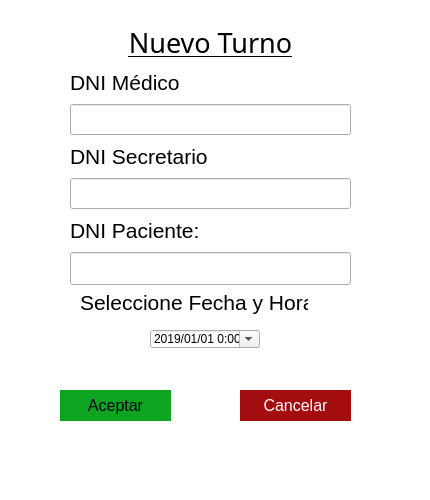
Above: View/Ventana_Turnos.ui from BermudezK/consultsoft before the change. Below: the same form after it.
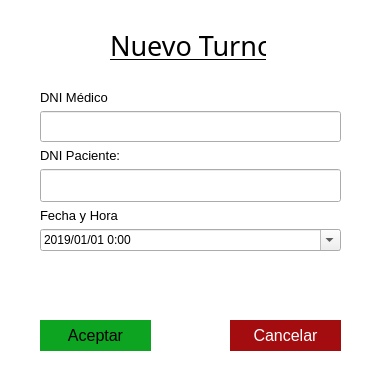
That is the form after the change.

```diff
--- a/View/Ventana_Turnos.ui
+++ b/View/Ventana_Turnos.ui
@@ -6,8 +6,8 @@
    <rect>
     <x>0</x>
     <y>0</y>
-    <width>430</width>
-    <height>500</height>
+    <width>387</width>
+    <height>390</height>
    </rect>
   </property>
   <property name="sizeIncrement">
@@ -38,8 +38,8 @@
   <widget class="QPushButton" name="BotonAceptar">
    <property name="geometry">
     <rect>
-     <x>60</x>
-     <y>390</y>
+     <x>40</x>
+     <y>320</y>
      <width>111</width>
      <height>31</height>
     </rect>
@@ -65,72 +65,11 @@
     <string>Aceptar</string>
    </property>
   </widget>
-  <widget class="QDateTimeEdit" name="campo_hora_fecha">
-   <property name="geometry">
-    <rect>
-     <x>150</x>
-     <y>330</y>
-     <width>110</width>
-     <height>18</height>
-    </rect>
-   </property>
-   <property name="dateTime">
-    <datetime>
-     <hour>0</hour>
-     <minute>0</minute>
-     <second>0</second>
-     <year>2019</year>
-     <month>1</month>
-     <day>1</day>
-    </datetime>
-   </property>
-   <property name="date">
-    <date>
-     <year>2019</year>
-     <month>1</month>
-     <day>1</day>
-    </date>
-   </property>
-   <property name="maximumDateTime">
-    <datetime>
-     <hour>23</hour>
-     <minute>59</minute>
-     <second>59</second>
-     <year>9999</year>
-     <month>12</month>
-     <day>31</day>
-    </datetime>
-   </property>
-   <property name="displayFormat">
-    <string>yyyy/MM/dd H:mm</string>
-   </property>
-   <property name="calendarPopup">
-    <bool>true</bool>
-   </property>
-  </widget>
-  <widget class="QLabel" name="Nombretext_2">
-   <property name="geometry">
-    <rect>
-     <x>80</x>
-     <y>290</y>
-     <width>228</width>
-     <height>25</height>
-    </rect>
-   </property>
-   <property name="font">
-    <font>
-     <pointsize>16</pointsize>
-    </font>
-   </property>
-   <property name="text">
-    <string>Seleccione Fecha y Hora</string>
-   </property>
-  </widget>
   <widget class="QPushButton" name="BotonAceptar_2">
    <property name="geometry">
     <rect>
-     <x>240</x>
-     <y>390</y>
+     <x>230</x>
+     <y>320</y>
      <width>111</width>
      <height>31</height>
     </rect>
@@ -153,40 +92,46 @@
     <string>Cancelar</string>
    </property>
   </widget>
-  <widget class="QWidget" name="layoutWidget">
+  <widget class="QLabel" name="Titulo_2">
    <property name="geometry">
     <rect>
-     <x>70</x>
-     <y>24</y>
-     <width>281</width>
-     <height>261</height>
+     <x>110</x>
+     <y>20</y>
+     <width>156</width>
+     <height>52</height>
     </rect>
    </property>
-   <layout class="QGridLayout" name="gridLayout">
+   <property name="font">
+    <font>
+     <family>AlArabiya</family>
+     <pointsize>20</pointsize>
+     <weight>50</weight>
+     <bold>false</bold>
+     <underline>true</underline>
+    </font>
+   </property>
+   <property name="text">
+    <string>&lt;html&gt;&lt;head/&gt;&lt;body&gt;&lt;p align=&quot;center&quot;&gt;Nuevo Turno&lt;/p&gt;&lt;/body&gt;&lt;/html&gt;</string>
+   </property>
+   <property name="textFormat">
+    <enum>Qt::AutoText</enum>
+   </property>
+  </widget>
+  <widget class="QWidget" name="">
+   <property name="geometry">
+    <rect>
+     <x>40</x>
+     <y>90</y>
+     <width>301</width>
+     <height>191</height>
+    </rect>
+   </property>
+   <layout class="QFormLayout" name="formLayout">
     <item row="0" column="0">
-     <widget class="QLabel" name="Titulo_2">
-      <property name="font">
-       <font>
-        <family>AlArabiya</family>
-        <pointsize>20</pointsize>
-        <weight>50</weight>
-        <bold>false</bold>
-        <underline>true</underline>
-       </font>
-      </property>
-      <property name="text">
-       <string>&lt;html&gt;&lt;head/&gt;&lt;body&gt;&lt;p align=&quot;center&quot;&gt;Nuevo Turno&lt;/p&gt;&lt;/body&gt;&lt;/html&gt;</string>
-      </property>
-      <property name="textFormat">
-       <enum>Qt::AutoText</enum>
-      </property>
-     </widget>
-    </item>
-    <item row="1" column="0">
      <widget class="QLabel" name="Label_DNI_Medico">
       <property name="font">
        <font>
-        <pointsize>16</pointsize>
+        <pointsize>10</pointsize>
        </font>
       </property>
       <property name="text">
@@ -194,7 +139,7 @@
       </property>
      </widget>
     </item>
-    <item row="2" column="0">
+    <item row="1" column="0" colspan="2">
      <widget class="QLineEdit" name="Campo_DNI_Medico">
       <property name="font">
        <font>
@@ -219,46 +164,10 @@
      </widget>
     </item>
     <item row="3" column="0">
-     <widget class="QLabel" name="Label_DNI_Medico_2">
-      <property name="font">
-       <font>
-        <pointsize>16</pointsize>
-       </font>
-      </property>
-      <property name="text">
-       <string>DNI Secretario</string>
-      </property>
-     </widget>
-    </item>
-    <item row="4" column="0">
-     <widget class="QLineEdit" name="Campo_DNI_Secretario">
-      <property name="font">
-       <font>
-        <pointsize>14</pointsize>
-       </font>
-      </property>
-      <property name="mouseTracking">
-       <bool>true</bool>
-      </property>
-      <property name="focusPolicy">
-       <enum>Qt::StrongFocus</enum>
-      </property>
-      <property name="contextMenuPolicy">
-       <enum>Qt::CustomContextMenu</enum>
-      </property>
-      <property name="text">
-       <string/>
-      </property>
-      <property name="placeholderText">
-       <string/>
-      </property>
-     </widget>
-    </item>
-    <item row="5" column="0">
      <widget class="QLabel" name="DNItex_2">
       <property name="font">
        <font>
-        <pointsize>16</pointsize>
+        <pointsize>10</pointsize>
        </font>
       </property>
       <property name="text">
@@ -266,7 +175,7 @@
       </property>
      </widget>
     </item>
-    <item row="6" column="0">
+    <item row="4" column="0" colspan="2">
      <widget class="QLineEdit" name="Campo_DNI_paciente">
       <property name="font">
        <font>
@@ -293,6 +202,55 @@
       </property>
      </widget>
     </item>
+    <item row="5" column="0">
+     <widget class="QLabel" name="Nombretext_2">
+      <property name="font">
+       <font>
+        <pointsize>10</pointsize>
+       </font>
+      </property>
+      <property name="text">
+       <string>Fecha y Hora</string>
+      </property>
+     </widget>
+    </item>
+    <item row="6" column="0" colspan="2">
+     <widget class="QDateTimeEdit" name="campo_hora_fecha">
+      <property name="dateTime">
+       <datetime>
+        <hour>0</hour>
+        <minute>0</minute>
+        <second>0</second>
+        <year>2019</year>
+        <month>1</month>
+        <day>1</day>
+       </datetime>
+      </property>
+      <property name="date">
+       <date>
+        <year>2019</year>
+        <month>1</month>
+        <day>1</day>
+       </date>
+      </property>
+      <property name="maximumDateTime">
+       <datetime>
+        <hour>23</hour>
+        <minute>59</minute>
+        <second>59</second>
+        <year>9999</year>
+        <month>12</month>
+        <day>31</day>
+       </datetime>
+      </property>
+      <property name="displayFormat">
+       <string>yyyy/MM/dd H:mm</string>
+      </property>
+      <property name="calendarPopup">
+       <bool>true</bool>
+      </property>
+     </widget>
+    </item>
    </layout>
   </widget>
  </widget>
```
Left out of the diff: 3 changed lines with no effect on the pictures.
